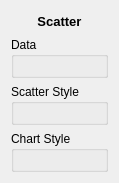
Old version of the form src/terralib/qt/widgets/charts/ui/ScatterFrameWidgetForm.ui in the repository claudiobogossian/terralib5.
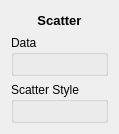
New version of the form.

Commit message: merging, adjusting the chart settings interface as well as the frames that will go into it, and creating the first prototype of the chartDialog interface. refs #365 #197

```diff
--- a/src/terralib/qt/widgets/charts/ui/ScatterFrameWidgetForm.ui
+++ b/src/terralib/qt/widgets/charts/ui/ScatterFrameWidgetForm.ui
@@ -7,7 +7,7 @@
     <x>0</x>
     <y>0</y>
     <width>101</width>
-    <height>183</height>
+    <height>134</height>
    </rect>
   </property>
   <property name="windowTitle">
@@ -71,25 +71,6 @@
        </layout>
       </widget>
      </item>
-     <item>
-      <widget class="QGroupBox" name="m_ChartStyleGroupBox">
-       <property name="title">
-        <string>Chart Style</string>
-       </property>
-       <layout class="QGridLayout" name="gridLayout_6">
-        <item row="0" column="0">
-         <widget class="QFrame" name="m_scatterChartFrame">
-          <property name="frameShape">
-           <enum>QFrame::StyledPanel</enum>
-          </property>
-          <property name="frameShadow">
-           <enum>QFrame::Raised</enum>
-          </property>
-         </widget>
-        </item>
-       </layout>
-      </widget>
-     </item>
     </layout>
    </item>
   </layout>
```
The commit also changes 30 other files.
